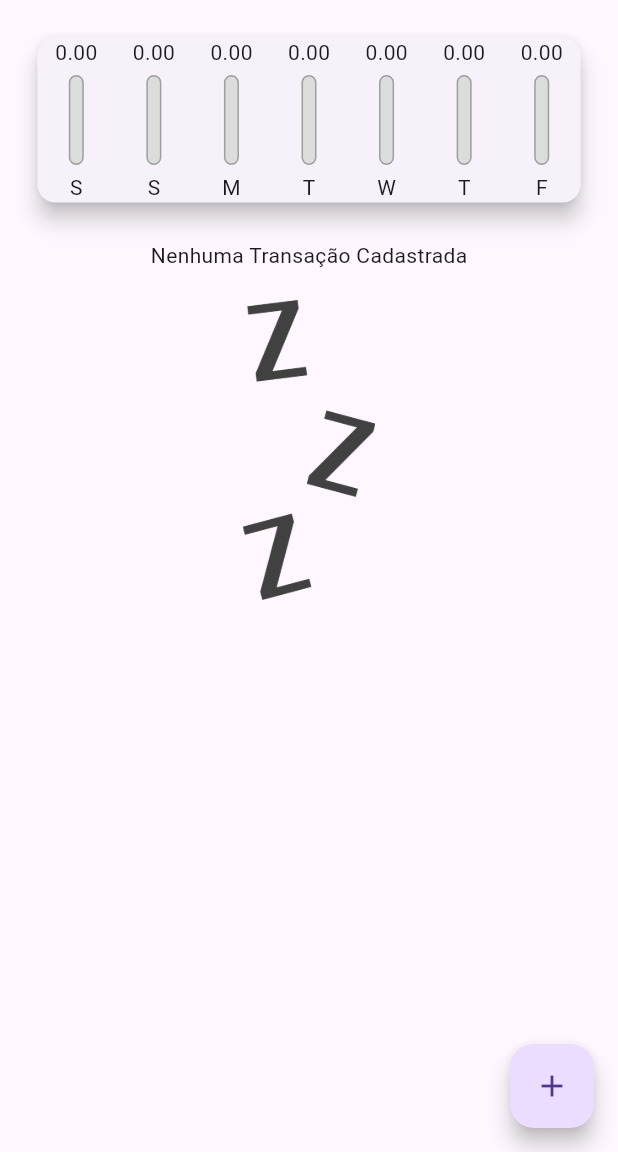
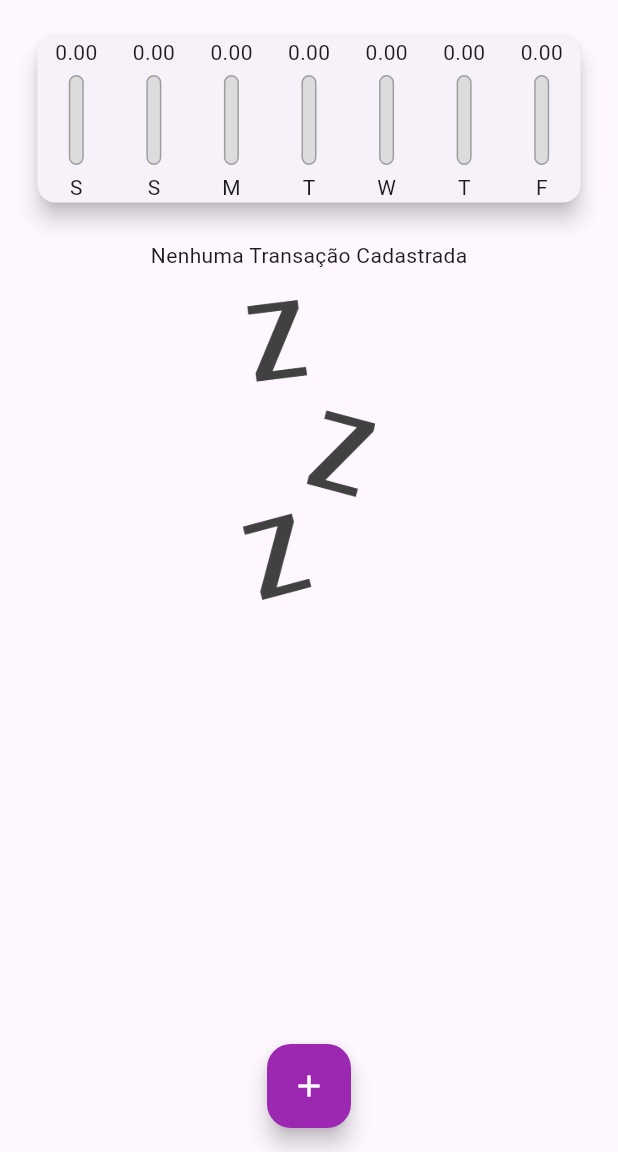
Before and after one commit to juniin1233/Expenses, a Flutter app: the screen it shows after launch, on a phone screen of 412 x 824 dp, the part 84-1236 px from its top. Run offline on Flutter 3.47's test engine with Material 3 defaults, Android fonts, the phone set to English and light mode, and no system bars.

Commit message:
Update e Finalizado
Algumas melhorias!!! E projeto finalizado.

```diff
--- a/expenses/lib/homepage.dart
+++ b/expenses/lib/homepage.dart
@@ -83,8 +83,14 @@ class _MyHomePageState extends State<MyHomePage> {
         ),
       ),
       floatingActionButton: FloatingActionButton(
+        backgroundColor: Colors.purple,
         onPressed: () => _openTransactionFormModal(context),
-          child: const Icon(Icons.add),
-        ));
+        child: const Icon(
+          Icons.add,
+          color: Colors.white,
+        ),
+      ),
+      floatingActionButtonLocation: FloatingActionButtonLocation.centerFloat,
+    );
   }
 }
--- a/expenses/lib/widgets/transaction_list.dart
+++ b/expenses/lib/widgets/transaction_list.dart
@@ -11,7 +11,7 @@ class TransactionList extends StatelessWidget {
   @override
   Widget build(BuildContext context) {
     return SizedBox(
-      height: 300,
+      height: 565,
       child: transactions.isEmpty
           ? Column(
               children: [
```
Lines whose indentation alone changed are shown as unchanged.
